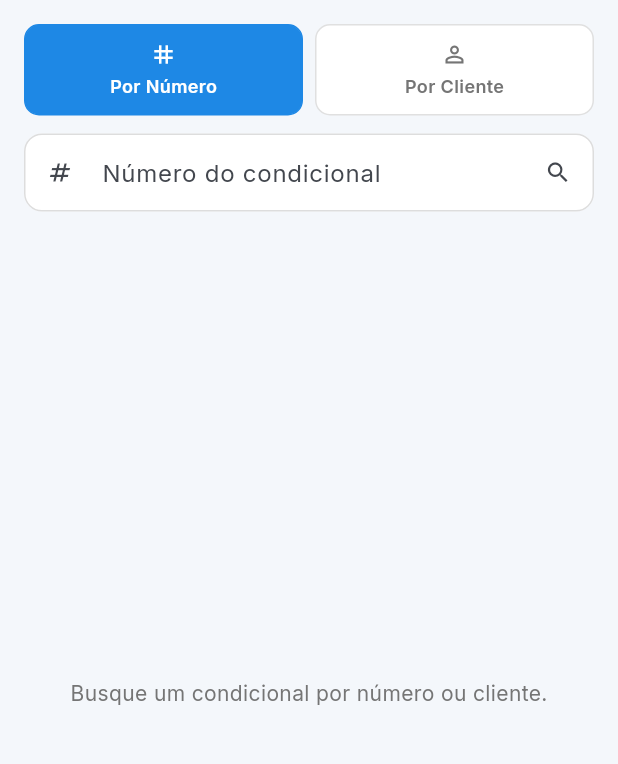
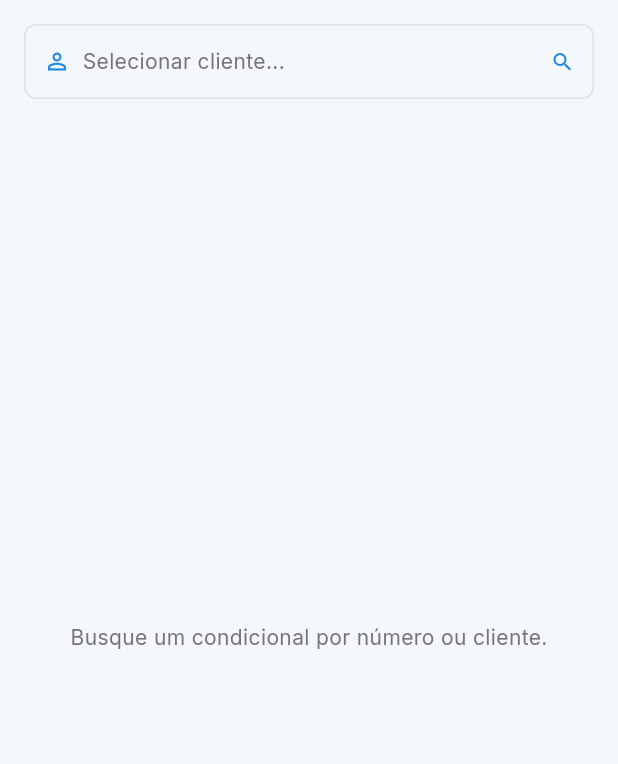
Before and after one commit to Tafare-Silva/app_dator, a Flutter app: the DevolucaoCondicionalScreen screen opened directly, on a phone screen of 412 x 824 dp, the part 84-848 px from its top. Run offline on Flutter 3.47's test engine with Material 3 defaults, Android fonts, the phone set to English and light mode, and no system bars; our stand-ins replace dio, fl_chart, flutter_secure_storage, google_fonts, mask_text_input_formatter, pdf and 4 more; missing offline and left inert: dart:js_interop, mobile_scanner; accounts and stored records are empty.

Commit message:
Ajustes de navegacao: Devolucao vira atalho, busca so por cliente
- Atalho de baixo (bottom nav) troca "Pedidos" por "Devolucao" (abre
  Devolucao de Condicional); "Pedidos de Venda" continua acessivel
  pelo Drawer (Movimentacoes), so deixou de ser atalho principal
- Atalho "Pre-Vendas" renomeado para "Condicional"
- Tela de Devolucao de Condicional: removida a busca "por numero",
  fica so a busca por cliente (unico fluxo usado na pratica)

Co-Authored-By: Claude Sonnet 5 <noreply@anthropic.com>

```diff
--- a/lib/screens/pre_vendas/devolucao_condicional_screen.dart
+++ b/lib/screens/pre_vendas/devolucao_condicional_screen.dart
@@ -9,7 +9,9 @@ import '../../services/cliente_service.dart';
 import '../../services/vendas_service.dart';
 
 class DevolucaoCondicionalScreen extends StatefulWidget {
-  const DevolucaoCondicionalScreen({super.key});
+  final VoidCallback? onVoltarDashboard;
+  final VoidCallback? onAbrirMenu;
+  const DevolucaoCondicionalScreen({super.key, this.onVoltarDashboard, this.onAbrirMenu});
 
   @override
   State<DevolucaoCondicionalScreen> createState() => _DevolucaoCondicionalScreenState();
@@ -20,11 +22,7 @@ class _DevolucaoCondicionalScreenState extends State<DevolucaoCondicionalScreen>
   final _clienteService = ClienteService();
   final _fmt = NumberFormat.currency(locale: 'pt_BR', symbol: 'R\$');
   final _fmtData = DateFormat('dd/MM/yyyy');
-  final _numeroCtrl = TextEditingController();
   final _codigoCtrl = TextEditingController();
-
-  // 'numero' ou 'cliente'
-  String _modoBusca = 'numero';
 
   bool _carregando = false;
   String? _erro;
@@ -42,7 +40,6 @@ class _DevolucaoCondicionalScreenState extends State<DevolucaoCondicionalScreen>
 
   @override
   void dispose() {
-    _numeroCtrl.dispose();
     _codigoCtrl.dispose();
     super.dispose();
   }
@@ -51,36 +48,6 @@ class _DevolucaoCondicionalScreenState extends State<DevolucaoCondicionalScreen>
   int get _totalDevolvendo => _staged.length;
 
   // ── Busca ─────────────────────────────────────────────────────────────────────
-
-  Future<void> _buscarPorNumero() async {
-    final id = int.tryParse(_numeroCtrl.text.trim());
-    if (id == null) {
-      setState(() => _erro = 'Digite um número de condicional válido.');
-      return;
-    }
-    setState(() {
-      _carregando = true;
-      _erro = null;
-      _resultados = [];
-      _totalOriginal = 0;
-      _staged.clear();
-    });
-    try {
-      final detalhe = await _vendasService.getPreVendaDetalhe(id);
-      if (detalhe.efetivada) {
-        setState(() => _erro = 'O condicional #$id já foi efetivado — não é possível devolver itens.');
-      } else {
-        setState(() {
-          _resultados = [detalhe];
-          _totalOriginal = detalhe.itens.length;
-        });
-      }
-    } catch (_) {
-      setState(() => _erro = 'Condicional #$id não encontrado.');
-    } finally {
-      if (mounted) setState(() => _carregando = false);
-    }
-  }
 
   Future<void> _selecionarCliente() async {
     final cliente = await showDialog<Cliente>(
@@ -230,6 +197,11 @@ class _DevolucaoCondicionalScreenState extends State<DevolucaoCondicionalScreen>
       backgroundColor: AppTheme.background,
       appBar: AppBar(
         title: const Text('Devolução de Condicional'),
+        leading: widget.onVoltarDashboard != null || widget.onAbrirMenu != null
+            ? (widget.onVoltarDashboard != null
+                ? IconButton(icon: const Icon(Icons.arrow_back), onPressed: widget.onVoltarDashboard)
+                : IconButton(icon: const Icon(Icons.menu), onPressed: widget.onAbrirMenu))
+            : null,
         actions: [
           IconButton(
             icon: const Icon(Icons.qr_code_scanner),
@@ -245,47 +217,6 @@ class _DevolucaoCondicionalScreenState extends State<DevolucaoCondicionalScreen>
             child: Column(
               crossAxisAlignment: CrossAxisAlignment.stretch,
               children: [
-                Row(
-                  children: [
-                    Expanded(
-                      child: _SegmentoBusca(
-                        label: 'Por Número',
-                        icone: Icons.tag,
-                        selecionado: _modoBusca == 'numero',
-                        onTap: () => setState(() => _modoBusca = 'numero'),
-                      ),
-                    ),
-                    const SizedBox(width: 8),
-                    Expanded(
-                      child: _SegmentoBusca(
-                        label: 'Por Cliente',
-                        icone: Icons.person_outline,
-                        selecionado: _modoBusca == 'cliente',
-                        onTap: () => setState(() => _modoBusca = 'cliente'),
-                      ),
-                    ),
-                  ],
-                ),
-                const SizedBox(height: 12),
-                if (_modoBusca == 'numero')
-                  TextField(
-                    controller: _numeroCtrl,
-                    keyboardType: TextInputType.number,
-                    textInputAction: TextInputAction.search,
-                    decoration: InputDecoration(
-                      labelText: 'Número do condicional',
-                      hintText: 'Ex: 82372',
-                      prefixIcon: const Icon(Icons.numbers),
-                      suffixIcon: IconButton(
-                        icon: const Icon(Icons.search),
-                        onPressed: _buscarPorNumero,
-                      ),
-                      border: const OutlineInputBorder(),
-                      isDense: true,
-                    ),
-                    onSubmitted: (_) => _buscarPorNumero(),
-                  )
-                else
                 InkWell(
                   onTap: _selecionarCliente,
                   child: Container(
@@ -709,43 +640,6 @@ class _ModalItensDevolvidosState extends State<_ModalItensDevolvidos> {
   }
 }
 
-// ── Toggle de modo de busca ──────────────────────────────────────────────────────
-
-class _SegmentoBusca extends StatelessWidget {
-  final String label;
-  final IconData icone;
-  final bool selecionado;
-  final VoidCallback onTap;
-
-  const _SegmentoBusca({required this.label, required this.icone, required this.selecionado, required this.onTap});
-
-  @override
-  Widget build(BuildContext context) {
-    return GestureDetector(
-      onTap: onTap,
-      child: Container(
-        padding: const EdgeInsets.symmetric(vertical: 10),
-        decoration: BoxDecoration(
-          color: selecionado ? AppTheme.primary : Colors.white,
-          borderRadius: BorderRadius.circular(10),
-          border: Border.all(color: selecionado ? AppTheme.primary : Colors.grey[300]!),
-        ),
-        child: Column(
-          children: [
-            Icon(icone, size: 18, color: selecionado ? Colors.white : AppTheme.textMuted),
-            const SizedBox(height: 4),
-            Text(label,
-                style: TextStyle(
-                    fontSize: 12,
-                    fontWeight: FontWeight.w600,
-                    color: selecionado ? Colors.white : AppTheme.textMuted)),
-          ],
-        ),
-      ),
-    );
-  }
-}
-
 // ── Diálogo de busca de cliente (cópia do padrão usado em Nova Pré-Venda) ──────
 
 class _BuscaClienteDialog extends StatefulWidget {
```
Also changed, not shown: lib/screens/vendas_home_screen.dart (+17 -8 lines). Lines whose indentation alone changed are shown as unchanged.
